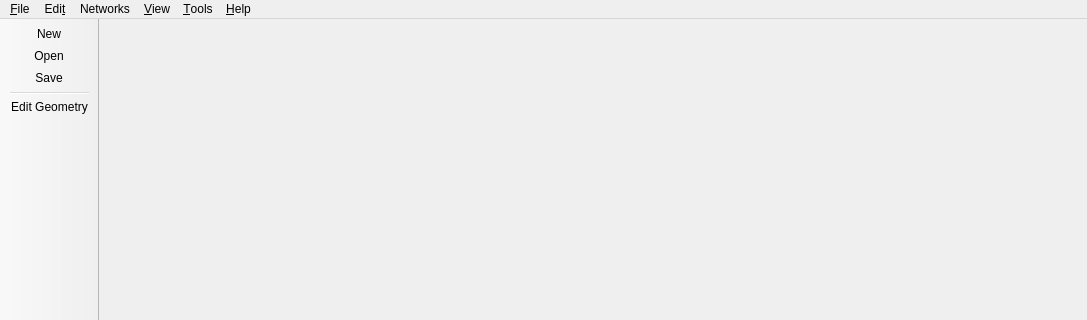
Before: the Qt Designer form SIM-VICUS/src/SVMainWindow.ui in ghorwin/SIM-VICUS, drawn with Qt 5; both pictures show x 0 to 1087 and y 0 to 320 of the 1087 by 689 pixel window.
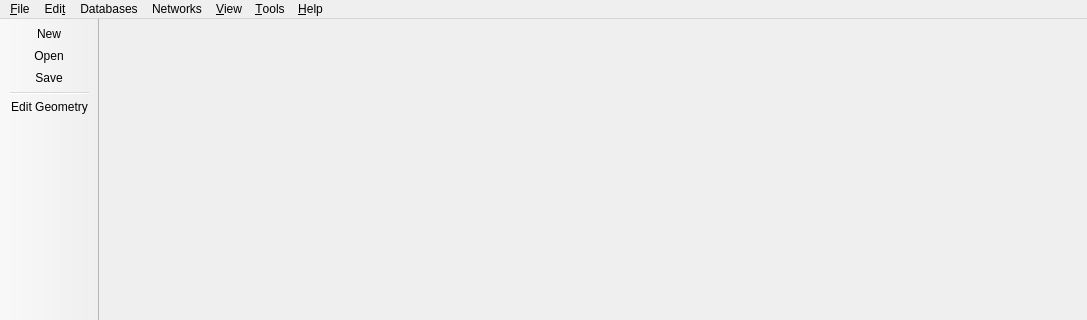
After: the same form once the commit is applied. Icons and pictures are not drawn.

Commit message: Added databases menu and edit actions.

```diff
--- a/SIM-VICUS/src/SVMainWindow.ui
+++ b/SIM-VICUS/src/SVMainWindow.ui
@@ -89,8 +89,16 @@
     <addaction name="actionNetworkImport"/>
     <addaction name="actionNetworkEdit"/>
    </widget>
+   <widget class="QMenu" name="menuDatabases">
+    <property name="title">
+     <string>Databases</string>
+    </property>
+    <addaction name="actionDBMaterials"/>
+    <addaction name="actionDBConstructions"/>
+   </widget>
    <addaction name="menu_File"/>
    <addaction name="menu_Edit"/>
+   <addaction name="menuDatabases"/>
    <addaction name="menuNetworks"/>
    <addaction name="menu_View"/>
    <addaction name="menu_Tools"/>
```
Left out of the diff: 10 changed lines with no effect on the pictures.
